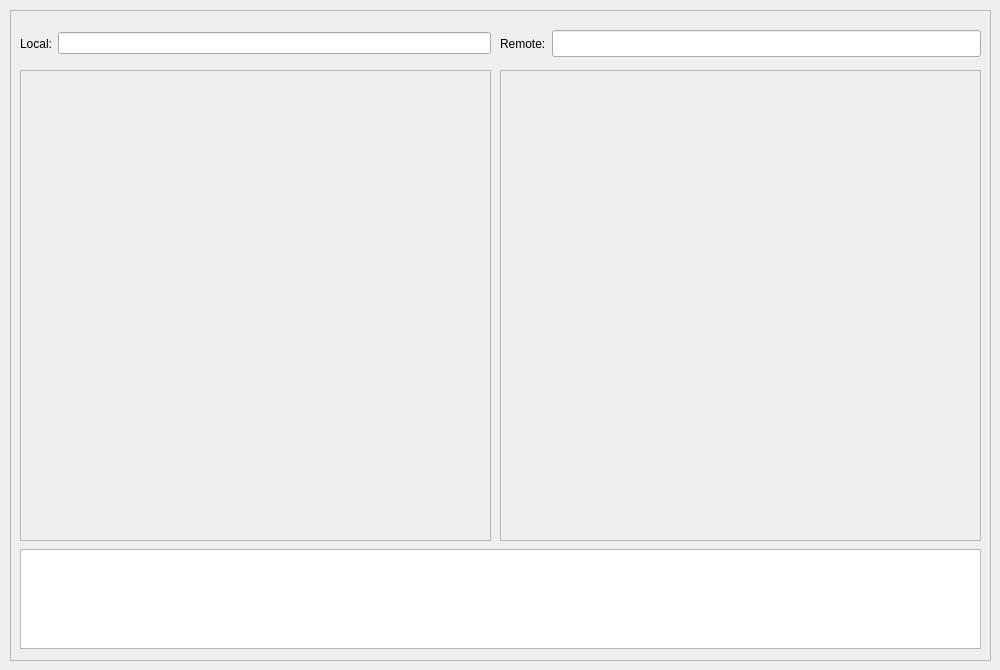
Before: the Qt Designer form Client/helicalsftpdialog.ui in clockworkengineer/Helical, drawn with Qt 5.
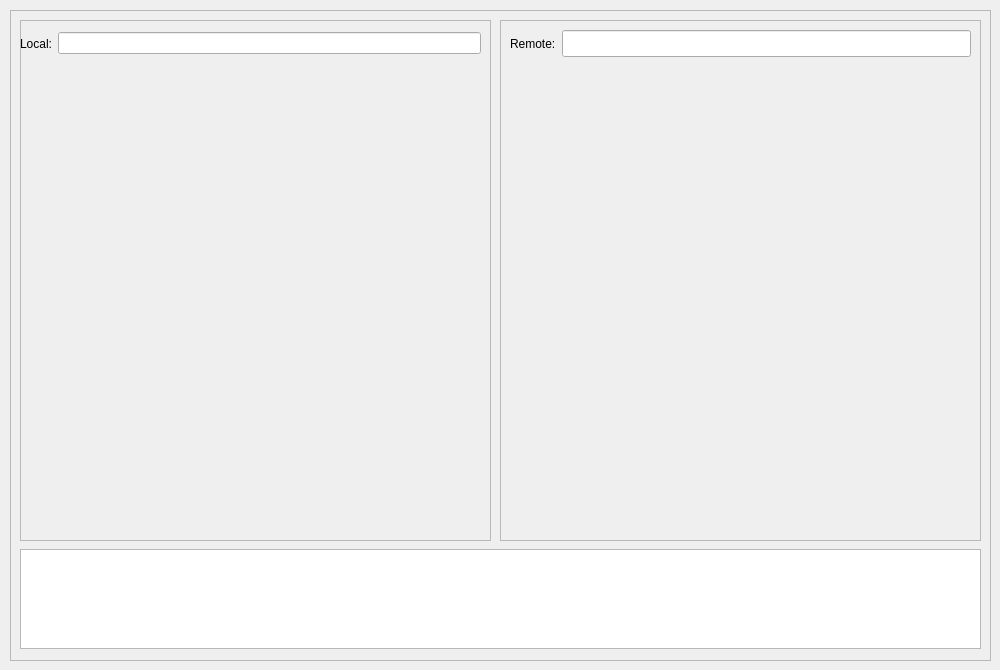
After: the same form once the commit is applied.

Commit message: SFTP UI snapshot.

Diff of the .ui file:
```diff
--- a/Client/helicalsftpdialog.ui
+++ b/Client/helicalsftpdialog.ui
@@ -52,57 +52,6 @@
    <property name="frameShadow">
     <enum>QFrame::Raised</enum>
    </property>
-   <widget class="QWidget" name="layoutWidget">
-    <property name="geometry">
-     <rect>
-      <x>10</x>
-      <y>20</y>
-      <width>471</width>
-      <height>27</height>
-     </rect>
-    </property>
-    <layout class="QHBoxLayout" name="horizontalLayout">
-     <item>
-      <widget class="QLabel" name="localLabel">
-       <property name="text">
-        <string>Local:</string>
-       </property>
-      </widget>
-     </item>
-     <item>
-      <widget class="QLineEdit" name="localLineEdit"/>
-     </item>
-    </layout>
-   </widget>
-   <widget class="QWidget" name="layoutWidget1">
-    <property name="geometry">
-     <rect>
-      <x>490</x>
-      <y>20</y>
-      <width>481</width>
-      <height>27</height>
-     </rect>
-    </property>
-    <layout class="QHBoxLayout" name="horizontalLayout_2">
-     <item>
-      <widget class="QLabel" name="remoteLabel">
-       <property name="text">
-        <string>Remote:</string>
-       </property>
-      </widget>
-     </item>
-     <item>
-      <widget class="QLineEdit" name="remoteLineEdit">
-       <property name="maximumSize">
-        <size>
-         <width>16777215</width>
-         <height>100</height>
-        </size>
-       </property>
-      </widget>
-     </item>
-    </layout>
-   </widget>
    <widget class="QTextEdit" name="statusMessages">
     <property name="geometry">
      <rect>
@@ -123,9 +72,9 @@
     <property name="geometry">
      <rect>
       <x>10</x>
-      <y>60</y>
+      <y>10</y>
       <width>471</width>
-      <height>471</height>
+      <height>521</height>
      </rect>
     </property>
     <property name="sizePolicy">
@@ -140,14 +89,55 @@
     <property name="frameShadow">
      <enum>QFrame::Raised</enum>
     </property>
+    <widget class="QWidget" name="layoutWidget">
+     <property name="geometry">
+      <rect>
+       <x>0</x>
+       <y>10</y>
+       <width>461</width>
+       <height>27</height>
+      </rect>
+     </property>
+     <layout class="QHBoxLayout" name="horizontalLayout">
+      <item>
+       <widget class="QLabel" name="localLabel">
+        <property name="text">
+         <string>Local:</string>
+        </property>
+       </widget>
+      </item>
+      <item>
+       <widget class="QLineEdit" name="localLineEdit"/>
+      </item>
+     </layout>
+    </widget>
+    <widget class="QFrame" name="localFileViewsFrame">
+     <property name="geometry">
+      <rect>
+       <x>0</x>
+       <y>40</y>
+       <width>471</width>
+       <height>461</height>
+      </rect>
+     </property>
+     <property name="frameShape">
+      <enum>QFrame::NoFrame</enum>
+     </property>
+     <property name="frameShadow">
+      <enum>QFrame::Plain</enum>
+     </property>
+     <property name="lineWidth">
+      <number>0</number>
+     </property>
+    </widget>
    </widget>
    <widget class="QFrame" name="remoteFileViewFrame">
     <property name="geometry">
      <rect>
       <x>490</x>
-      <y>60</y>
+      <y>10</y>
       <width>481</width>
-      <height>471</height>
+      <height>521</height>
      </rect>
     </property>
     <property name="frameShape">
@@ -156,6 +146,51 @@
     <property name="frameShadow">
      <enum>QFrame::Raised</enum>
     </property>
+    <widget class="QWidget" name="layoutWidget1">
+     <property name="geometry">
+      <rect>
+       <x>10</x>
+       <y>10</y>
+       <width>461</width>
+       <height>27</height>
+      </rect>
+     </property>
+     <layout class="QHBoxLayout" name="remoteSystemRoot">
+      <item>
+       <widget class="QLabel" name="remoteLabel">
+        <property name="text">
+         <string>Remote:</string>
+        </property>
+       </widget>
+      </item>
+      <item>
+       <widget class="QLineEdit" name="remoteLineEdit">
+        <property name="maximumSize">
+         <size>
+          <width>16777215</width>
+          <height>100</height>
+         </size>
+        </property>
+       </widget>
+      </item>
+     </layout>
+    </widget>
+    <widget class="QFrame" name="remoteFileViewsFrame">
+     <property name="geometry">
+      <rect>
+       <x>10</x>
+       <y>40</y>
+       <width>461</width>
+       <height>471</height>
+      </rect>
+     </property>
+     <property name="frameShape">
+      <enum>QFrame::NoFrame</enum>
+     </property>
+     <property name="frameShadow">
+      <enum>QFrame::Plain</enum>
+     </property>
+    </widget>
    </widget>
   </widget>
  </widget>
```
The commit also changes 2 other files.
